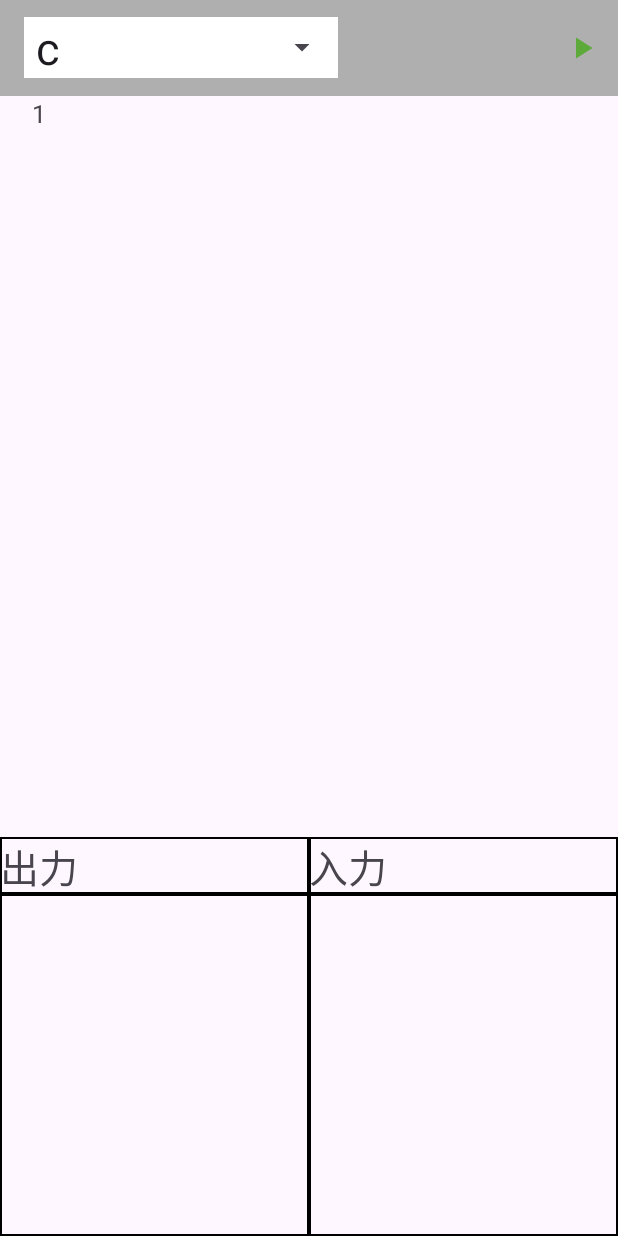
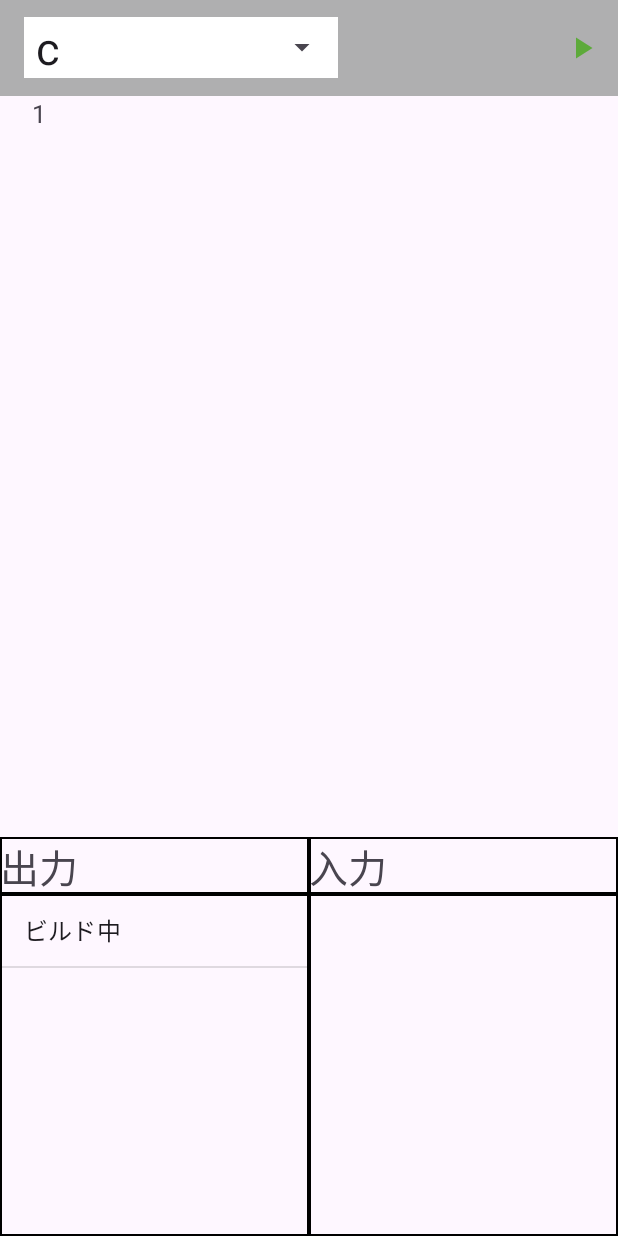
Before and after one commit to Akito626/MiniPGEditor, an Android app: the screen it shows after launch (EditorActivity), after a tap on "実行", on a phone screen of 412 x 824 dp. Run offline under Robolectric (Android 15) with nearby library versions, the phone set to English and light mode, and no system bars.

Commit message:
実行中は実行ボタンを押せないように変更

```diff
--- a/app/src/main/java/com/alha_app/minipgeditor/EditorActivity.java
+++ b/app/src/main/java/com/alha_app/minipgeditor/EditorActivity.java
@@ -50,6 +50,9 @@ public class EditorActivity extends AppCompatActivity {
     private Timer timer;
 
     private Spinner spinner;
+    private ListView outputList;
+
+    private boolean isRun;
 
     @Override
     protected void onCreate(Bundle savedInstanceState) {
@@ -89,6 +92,7 @@ public class EditorActivity extends AppCompatActivity {
 
             }
 
+            // 行数が変わったら行番号を再表示
             @Override
             public void onTextChanged(CharSequence s, int start, int before, int count) {
                 if (lineCount != sourceText.getLineCount()) {
@@ -102,6 +106,9 @@ public class EditorActivity extends AppCompatActivity {
 
             }
         });
+
+        outputList = findViewById(R.id.output_list);
+        isRun = false;
 
         prepareLineList(1);
 
@@ -117,8 +124,13 @@ public class EditorActivity extends AppCompatActivity {
     // メニューの設定
     @Override
     public boolean onOptionsItemSelected(@NonNull MenuItem item) {
-        if (item.getItemId() == R.id.action_run) {
-            Toast.makeText(this, "run", Toast.LENGTH_SHORT).show();
+        if (item.getItemId() == R.id.action_run && !isRun) {
+            isRun = true;
+            outputList.setAdapter(new ArrayAdapter<>(
+                    this,
+                    android.R.layout.simple_list_item_1,
+                    new String[]{"ビルド中"}
+            ));
             new Thread(() -> {
                 runCode();
             }).start();
@@ -254,7 +266,6 @@ public class EditorActivity extends AppCompatActivity {
         String build_time = "";
         String time = "";
         String stdout = "";
-        ListView listView = findViewById(R.id.output_list);
 
         try {
             URL url = new URL(urlString);
@@ -305,13 +316,14 @@ public class EditorActivity extends AppCompatActivity {
             }
 
             handler.post(() -> {
-                listView.setAdapter(new SimpleAdapter(
+                outputList.setAdapter(new SimpleAdapter(
                         this,
                         listData,
                         android.R.layout.simple_list_item_2,
                         new String[] {"name", "detail"},
                         new int[] {android.R.id.text1, android.R.id.text2}
                 ));
+                isRun = false;
             });
 
             br.close();
```
